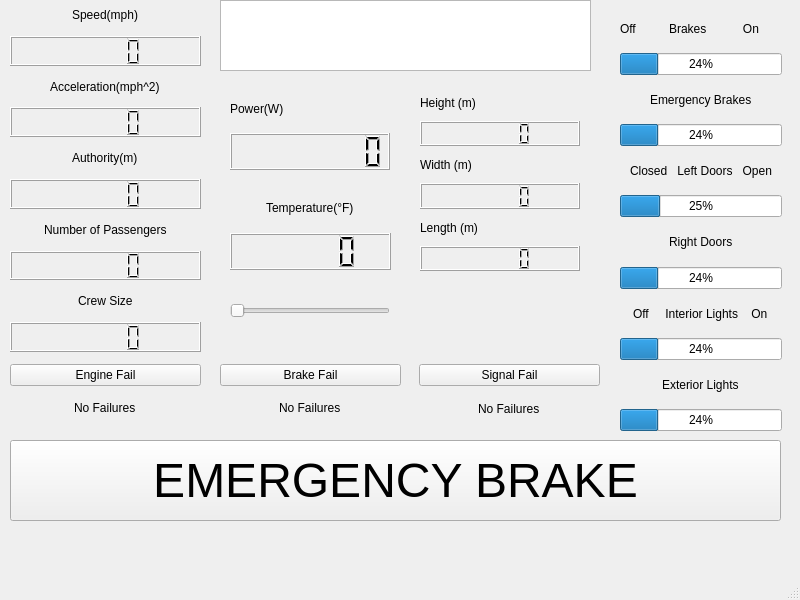
Qt form TrainModel/trainui.ui (JHarnishfeger/ECE1140_Conductors) before a commit.
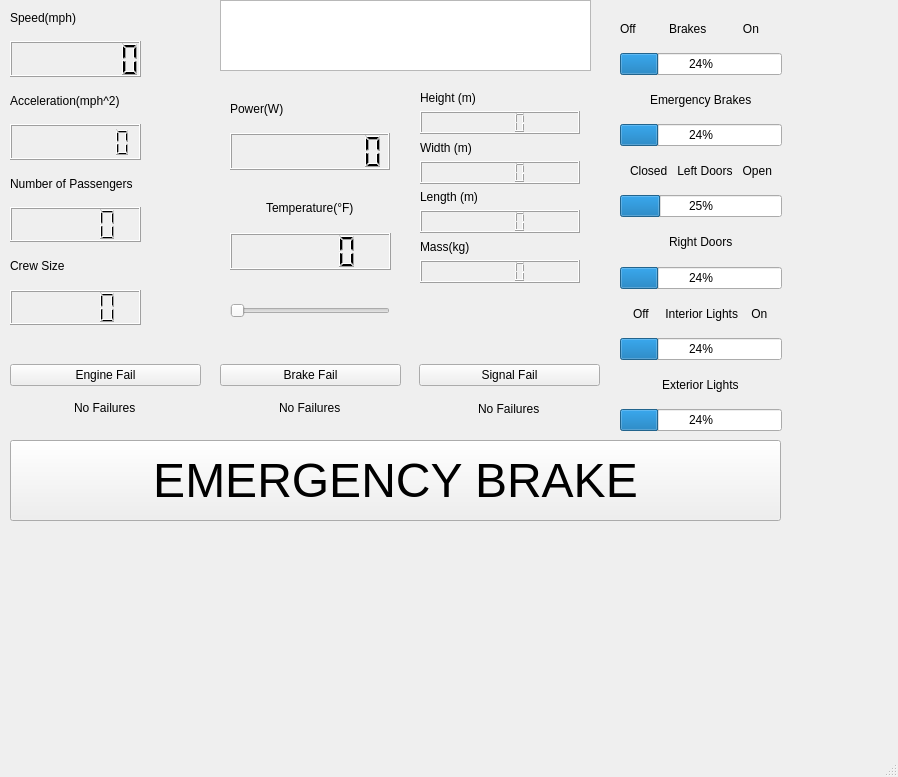
The same form after that commit.

Patch:
```diff
--- a/TrainModel/trainui.ui
+++ b/TrainModel/trainui.ui
@@ -6,8 +6,8 @@
    <rect>
     <x>0</x>
     <y>0</y>
-    <width>800</width>
-    <height>600</height>
+    <width>898</width>
+    <height>777</height>
    </rect>
   </property>
   <property name="windowTitle">
@@ -274,12 +274,12 @@
      <rect>
       <x>10</x>
       <y>0</y>
-      <width>191</width>
-      <height>352</height>
+      <width>131</width>
+      <height>325</height>
      </rect>
     </property>
     <layout class="QVBoxLayout" name="verticalLayout_4">
-     <item alignment="Qt::AlignHCenter|Qt::AlignVCenter">
+     <item>
       <widget class="QLabel" name="label_4">
        <property name="text">
         <string>Speed(mph)</string>
@@ -287,9 +287,13 @@
       </widget>
      </item>
      <item>
-      <widget class="QLCDNumber" name="lcdNumber"/>
+      <widget class="QLCDNumber" name="lcdNumber">
+       <property name="digitCount">
+        <number>7</number>
+       </property>
+      </widget>
      </item>
-     <item alignment="Qt::AlignHCenter">
+     <item>
       <widget class="QLabel" name="label_5">
        <property name="text">
         <string>Acceleration(mph^2)</string>
@@ -297,19 +301,16 @@
       </widget>
      </item>
      <item>
-      <widget class="QLCDNumber" name="lcdNumber_2"/>
-     </item>
-     <item alignment="Qt::AlignHCenter">
-      <widget class="QLabel" name="label_6">
-       <property name="text">
-        <string>Authority(m)</string>
+      <widget class="QLCDNumber" name="lcdNumber_2">
+       <property name="smallDecimalPoint">
+        <bool>true</bool>
+       </property>
+       <property name="digitCount">
+        <number>7</number>
        </property>
       </widget>
      </item>
      <item>
-      <widget class="QLCDNumber" name="lcdNumber_3"/>
-     </item>
-     <item alignment="Qt::AlignHCenter">
       <widget class="QLabel" name="label_7">
        <property name="text">
         <string>Number of Passengers</string>
@@ -319,7 +320,7 @@
      <item>
       <widget class="QLCDNumber" name="lcdNumber_4"/>
      </item>
-     <item alignment="Qt::AlignHCenter">
+     <item>
       <widget class="QLabel" name="label_8">
        <property name="text">
         <string>Crew Size</string>
@@ -504,7 +505,7 @@
       <x>420</x>
       <y>90</y>
       <width>160</width>
-      <height>181</height>
+      <height>193</height>
      </rect>
     </property>
     <layout class="QVBoxLayout" name="verticalLayout_8">
@@ -538,6 +539,16 @@
      <item>
       <widget class="QLCDNumber" name="Length_2"/>
      </item>
+     <item>
+      <widget class="QLabel" name="label_6">
+       <property name="text">
+        <string>Mass(kg)</string>
+       </property>
+      </widget>
+     </item>
+     <item>
+      <widget class="QLCDNumber" name="Mass"/>
+     </item>
     </layout>
    </widget>
   </widget>
```
Left out of the diff: 4 changed lines with no effect on the pictures.
